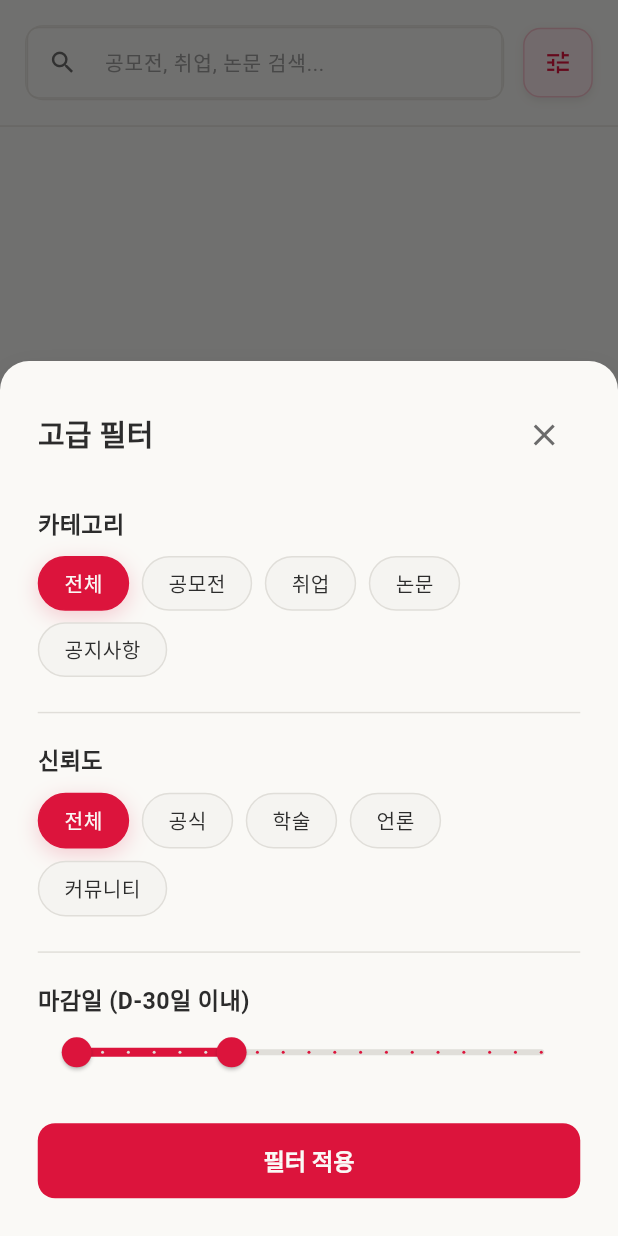
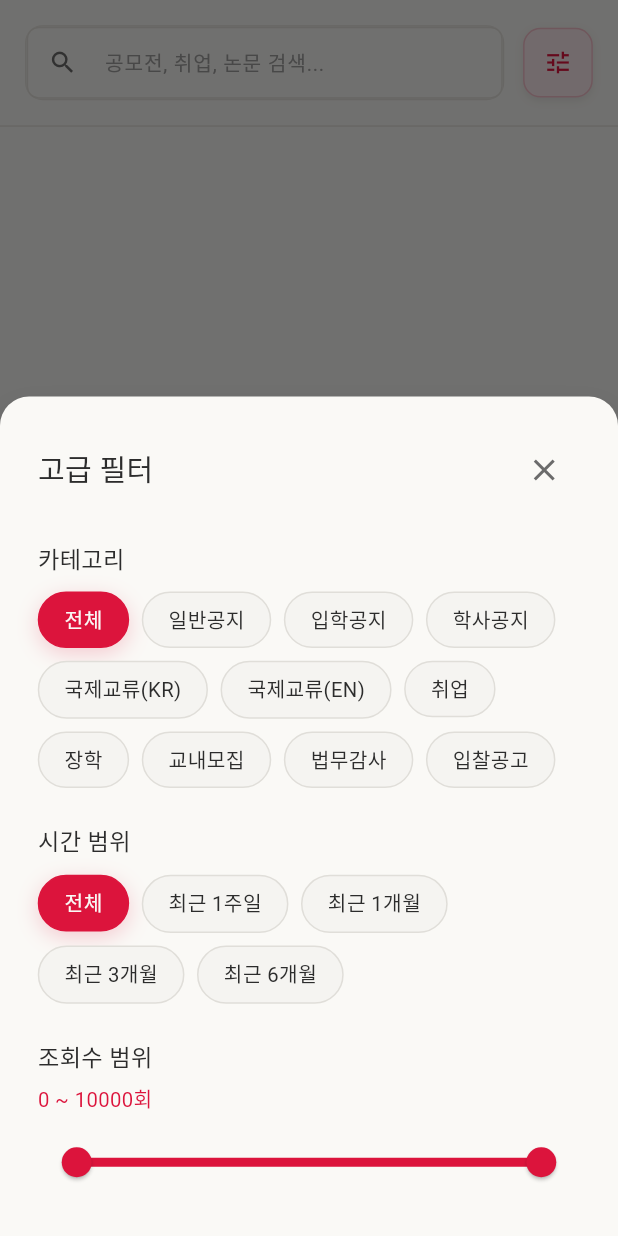
Before and after one commit to EM-H20/sejong-catch, a Flutter app: the SearchPage screen opened by its route, after a tap on the "tune" icon, on a phone screen of 412 x 824 dp. Run offline on Flutter 3.47's test engine with Material 3 defaults, Android fonts, the phone set to English and light mode, and no system bars; our stand-ins replace dio, easy_debounce, firebase_messaging, flutter_local_notifications, flutter_riverpod, flutter_screenutil and 7 more; accounts and stored records are empty; generated files the repository leaves out were written again; Roboto replaces fonts that are missing (Pretendard, Pretendard-Medium, Pretendard-Regular).

Commit message:
feat(search): 시간 범위 및 조회수 범위 필터 추가
- SearchState에 selectedTimeRange, viewsRange 필드 추가
- FilterBottomSheet에 시간 범위 칩 UI 추가 (전체, 1주일, 1개월, 3개월, 6개월)
- FilterBottomSheet에 조회수 RangeSlider 추가 (0~10,000)
- updateTimeRange(), updateViewsRange() 메서드 구현
- 필터 변경 시 실시간 재검색 트리거
- SearchRepository에 시간/조회수 필터링 로직 추가

```diff
--- a/sejong_catch_frontend/lib/features/search/presentation/models/search_state.dart
+++ b/sejong_catch_frontend/lib/features/search/presentation/models/search_state.dart
@@ -11,6 +11,7 @@ part 'search_state.freezed.dart';
 /// ✅ @freezed로 불변 상태 관리
 /// ✅ copyWith() 자동 생성
 /// ✅ 모든 검색 관련 상태를 하나로 통합
+/// ✅ Real 모드 크롤러 데이터에 맞춰 카테고리 필터만 지원
 @freezed
 class SearchState with _$SearchState {
   const factory SearchState({
@@ -32,10 +33,10 @@ class SearchState with _$SearchState {
     /// 선택된 카테고리 필터
     @Default('전체') String selectedCategory,
 
-    /// 선택된 신뢰도 필터
-    @Default('전체') String selectedTrust,
+    /// 선택된 시간 범위 필터
+    @Default('전체') String selectedTimeRange,
 
-    /// 마감일 범위 필터
-    @Default(RangeValues(0, 30)) RangeValues deadlineRange,
+    /// 조회수 범위 필터
+    @Default(RangeValues(0, 10000)) RangeValues viewsRange,
   }) = _SearchState;
 }
--- a/sejong_catch_frontend/lib/features/search/presentation/widgets/ui/filter_bottom_sheet.dart
+++ b/sejong_catch_frontend/lib/features/search/presentation/widgets/ui/filter_bottom_sheet.dart
@@ -5,34 +5,33 @@ import 'package:flutter_screenutil/flutter_screenutil.dart';
 import '../../../../../core/theme/app_colors.dart';
 import '../../../../../core/theme/app_shadows.dart';
 import '../../../../../core/theme/app_spacing.dart';
-import '../../../../../core/widgets/widgets.dart';
+import '../../../../../core/theme/app_text_styles.dart';
+import '../../../../feed/data/models/response/crawler_result.dart';
 import '../../controllers/search_controller.dart';
 
-/// 🎛️ 필터 바텀시트 - Riverpod 연동 버전!
+/// 🎛️ 필터 바텀시트 - 카테고리 필터 전용!
 ///
 /// CLAUDE.md 원칙:
 /// ✅ ConsumerWidget으로 Riverpod 연동
+/// ✅ CrawlerCategory.allCategories 동기화 (Real 모드 대응)
 /// ✅ AppColors, AppSpacing, AppShadows 100% 사용
 /// ✅ ScreenUtil (.w, .h, .sp, .r) 필수
 class FilterBottomSheet extends ConsumerWidget {
   const FilterBottomSheet({super.key});
 
-  // 카테고리 목록
-  static const List<String> _categories = [
+  /// 카테고리 목록 (동적 생성: '전체' + 크롤러 10개 카테고리)
+  static List<String> get _categories => [
+        '전체',
+        ...CrawlerCategory.allCategories,
+      ];
+
+  /// 시간 범위 목록
+  static const List<String> _timeRanges = [
     '전체',
-    '공모전',
-    '취업',
-    '논문',
-    '공지사항',
-  ];
-
-  // 신뢰도 목록
-  static const List<String> _trustLevels = [
-    '전체',
-    '공식',
-    '학술',
-    '언론',
-    '커뮤니티',
+    '최근 1주일',
+    '최근 1개월',
+    '최근 3개월',
+    '최근 6개월',
   ];
 
   @override
@@ -56,11 +55,7 @@ class FilterBottomSheet extends ConsumerWidget {
             children: [
               Text(
                 '고급 필터',
-                style: TextStyle(
-                  fontSize: 20.sp,
-                  fontWeight: FontWeight.w600,
-                  color: AppColors.textPrimary,
-                ),
+                style: AppTextStyles.headingSemiBold20,
               ),
               const Spacer(),
               IconButton(
@@ -75,16 +70,12 @@ class FilterBottomSheet extends ConsumerWidget {
           // 카테고리
           Text(
             '카테고리',
-            style: TextStyle(
-              fontSize: 16.sp,
-              fontWeight: FontWeight.w600,
-              color: AppColors.textPrimary,
-            ),
+            style: AppTextStyles.titleSemiBold16,
           ),
           AppSpacing.verticalSpaceMD,
           Wrap(
             spacing: AppSpacing.sm,
-            runSpacing: 8.h,
+            runSpacing: AppSpacing.sm,
             children: _categories.map((category) {
               final isSelected = category == state.selectedCategory;
               return GestureDetector(
@@ -92,7 +83,7 @@ class FilterBottomSheet extends ConsumerWidget {
                 child: Container(
                   padding: EdgeInsets.symmetric(
                     horizontal: AppSpacing.lg,
-                    vertical: 8.h,
+                    vertical: AppSpacing.sm,
                   ),
                   decoration: BoxDecoration(
                     color: isSelected
@@ -108,9 +99,7 @@ class FilterBottomSheet extends ConsumerWidget {
                   ),
                   child: Text(
                     category,
-                    style: TextStyle(
-                      fontSize: 14.sp,
-                      fontWeight: FontWeight.w500,
+                    style: AppTextStyles.labelMedium14.copyWith(
                       color: isSelected
                           ? AppColors.white
                           : AppColors.textPrimary,
@@ -123,32 +112,23 @@ class FilterBottomSheet extends ConsumerWidget {
 
           AppSpacing.verticalSpaceXXL,
 
-          // 구분선
-          AppDivider.thin(),
-
-          AppSpacing.verticalSpaceXL,
-
-          // 신뢰도
+          // 시간 범위
           Text(
-            '신뢰도',
-            style: TextStyle(
-              fontSize: 16.sp,
-              fontWeight: FontWeight.w600,
-              color: AppColors.textPrimary,
-            ),
+            '시간 범위',
+            style: AppTextStyles.titleSemiBold16,
           ),
           AppSpacing.verticalSpaceMD,
           Wrap(
             spacing: AppSpacing.sm,
-            runSpacing: AppSpacing.sm.h,
-            children: _trustLevels.map((trust) {
-              final isSelected = trust == state.selectedTrust;
+            runSpacing: AppSpacing.sm,
+            children: _timeRanges.map((timeRange) {
+              final isSelected = timeRange == state.selectedTimeRange;
               return GestureDetector(
-                onTap: () => controller.updateTrust(trust),
+                onTap: () => controller.updateTimeRange(timeRange),
                 child: Container(
                   padding: EdgeInsets.symmetric(
                     horizontal: AppSpacing.lg,
-                    vertical: AppSpacing.sm.h,
+                    vertical: AppSpacing.sm,
                   ),
                   decoration: BoxDecoration(
                     color: isSelected
@@ -163,10 +143,8 @@ class FilterBottomSheet extends ConsumerWidget {
                     boxShadow: isSelected ? AppShadows.crimsonGlow : null,
                   ),
                   child: Text(
-                    trust,
-                    style: TextStyle(
-                      fontSize: 14.sp,
-                      fontWeight: FontWeight.w500,
+                    timeRange,
+                    style: AppTextStyles.labelMedium14.copyWith(
                       color: isSelected
                           ? AppColors.white
                           : AppColors.textPrimary,
@@ -179,60 +157,33 @@ class FilterBottomSheet extends ConsumerWidget {
 
           AppSpacing.verticalSpaceXXL,
 
-          // 구분선
-          AppDivider.thin(),
-
-          AppSpacing.verticalSpaceXL,
-
-          // 마감일
+          // 조회수 범위
           Text(
-            '마감일 (D-${state.deadlineRange.end.toInt()}일 이내)',
-            style: TextStyle(
-              fontSize: 16.sp,
-              fontWeight: FontWeight.w600,
-              color: AppColors.textPrimary,
+            '조회수 범위',
+            style: AppTextStyles.titleSemiBold16,
+          ),
+          AppSpacing.verticalSpaceSM,
+          Text(
+            '${state.viewsRange.start.toInt()} ~ ${state.viewsRange.end.toInt()}회',
+            style: AppTextStyles.labelMedium14.copyWith(
+              color: AppColors.brandCrimson,
             ),
           ),
+          AppSpacing.verticalSpaceSM,
           RangeSlider(
-            values: state.deadlineRange,
+            values: state.viewsRange,
             min: 0,
-            max: 90,
-            divisions: 18,
+            max: 10000,
+            divisions: 100,
             activeColor: AppColors.brandCrimson,
             inactiveColor: AppColors.divider,
-            onChanged: (values) => controller.updateDeadlineRange(values),
-          ),
-
-          AppSpacing.verticalSpaceXXL,
-
-          // 적용 버튼
-          SizedBox(
-            width: double.infinity,
-            child: ElevatedButton(
-              onPressed: () {
-                Navigator.pop(context);
-                ScaffoldMessenger.of(context).showSnackBar(
-                  const SnackBar(content: Text('필터가 적용되었어요! 🎯')),
-                );
-              },
-              style: ElevatedButton.styleFrom(
-                backgroundColor: AppColors.brandCrimson,
-                padding: EdgeInsets.symmetric(vertical: 14.h),
-                shape: RoundedRectangleBorder(
-                  borderRadius: BorderRadius.circular(12.r),
-                ),
-                elevation: 0,
-                shadowColor: Colors.transparent,
-              ),
-              child: Text(
-                '필터 적용',
-                style: TextStyle(
-                  fontSize: 16.sp,
-                  fontWeight: FontWeight.w600,
-                  color: AppColors.white,
-                ),
-              ),
+            labels: RangeLabels(
+              state.viewsRange.start.toInt().toString(),
+              state.viewsRange.end.toInt().toString(),
             ),
+            onChanged: (RangeValues values) {
+              controller.updateViewsRange(values);
+            },
           ),
 
           SizedBox(height: MediaQuery.of(context).padding.bottom),
```
Also changed, not shown: sejong_catch_frontend/lib/features/search/data/repositories/search_repository.dart (+52 -3 lines), sejong_catch_frontend/lib/features/search/data/repositories/search_repository.g.dart, sejong_catch_frontend/lib/features/search/presentation/models/search_state.freezed.dart.
